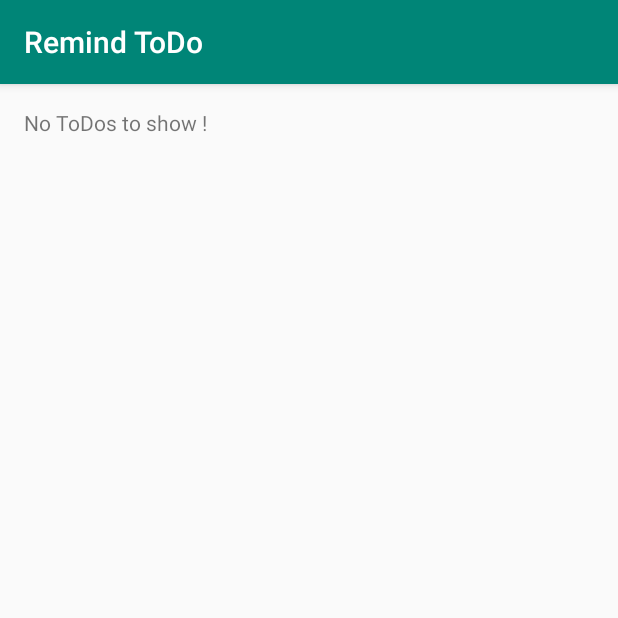
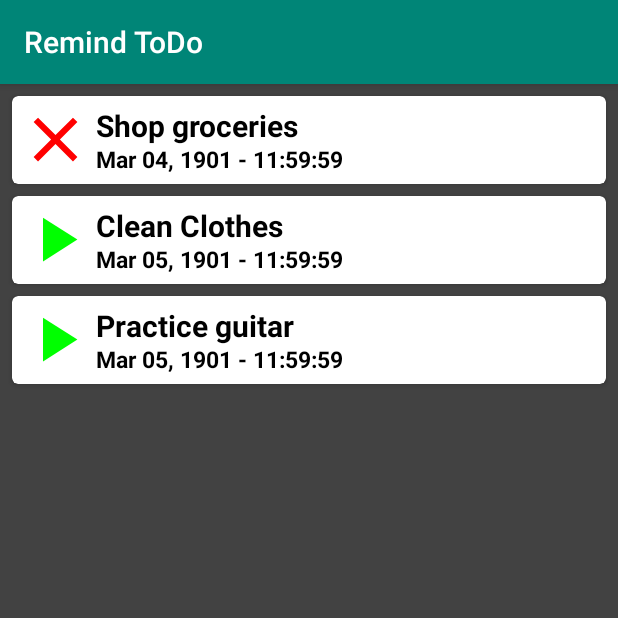
Before and after one commit to grvmishra788/RemindToDo, an Android app: the screen it shows after launch (MainActivity), on a phone screen of 412 x 824 dp, the top half of it. Run offline under Robolectric (Android 15) with nearby library versions, the phone set to English and light mode, and no system bars.

Commit message:
Following changes made to the repo - 	1) ToDoItem Categories replaced by Vector Image Assets 	2) RecyclerView added with cardView list items 	3) ToDoItemAdapter class added to handle the RecyclerView

```diff
--- a/app/build.gradle
+++ b/app/build.gradle
@@ -23,6 +23,8 @@ dependencies {
     implementation fileTree(dir: 'libs', include: ['*.jar'])
     implementation 'com.android.support:appcompat-v7:28.0.0'
     implementation 'com.android.support.constraint:constraint-layout:1.1.3'
+    implementation 'com.android.support:recyclerview-v7:28.0.0'
+    implementation 'com.android.support:cardview-v7:28.0.0'
     testImplementation 'junit:junit:4.12'
     androidTestImplementation 'com.android.support.test:runner:1.0.2'
     androidTestImplementation 'com.android.support.test.espresso:espresso-core:3.0.2'
--- a/app/src/main/java/com/grvmishra788/remindtodo/MainActivity.java
+++ b/app/src/main/java/com/grvmishra788/remindtodo/MainActivity.java
@@ -2,12 +2,38 @@ package com.grvmishra788.remindtodo;
 
 import android.support.v7.app.AppCompatActivity;
 import android.os.Bundle;
+import android.support.v7.widget.LinearLayoutManager;
+import android.support.v7.widget.RecyclerView;
+
+import com.grvmishra788.remindtodo.basic.ToDoItem;
+import com.grvmishra788.remindtodo.recyclerview.ToDoItemAdapter;
+
+import java.util.ArrayList;
+import java.util.Calendar;
+import java.util.Date;
 
 public class MainActivity extends AppCompatActivity {
+
+    private RecyclerView mRecyclerview;
+    private RecyclerView.Adapter mRecyclerViewAdapter;
+    private RecyclerView.LayoutManager mRecyclerViewLayoutManager;
 
     @Override
     protected void onCreate(Bundle savedInstanceState) {
         super.onCreate(savedInstanceState);
         setContentView(R.layout.activity_main);
+        ArrayList<ToDoItem> mToDoItems = new ArrayList<>();
+        mToDoItems.add(new ToDoItem("Shop groceries", new Date(Calendar.getInstance().YEAR, Calendar.getInstance().MONTH, Calendar.getInstance().DATE-1, 23, 59,59), R.drawable.ic_overdue));
+        mToDoItems.add(new ToDoItem("Clean Clothes"));
+        mToDoItems.add(new ToDoItem("Practice guitar"));
+
+        mRecyclerview = (RecyclerView) findViewById(R.id.recyclerView);
+        mRecyclerview.setHasFixedSize(true);    //hasFixedSize=true increases app performance as Recyclerview is not going to change in size
+        mRecyclerViewLayoutManager = new LinearLayoutManager(this);
+        mRecyclerViewAdapter = new ToDoItemAdapter(mToDoItems);
+
+        mRecyclerview.setLayoutManager(mRecyclerViewLayoutManager);
+        mRecyclerview.setAdapter(mRecyclerViewAdapter);
+
     }
 }
--- a/app/src/main/java/com/grvmishra788/remindtodo/basic/ToDoItem.java
+++ b/app/src/main/java/com/grvmishra788/remindtodo/basic/ToDoItem.java
@@ -1,6 +1,8 @@
 package com.grvmishra788.remindtodo.basic;
 
 import android.util.Log;
+
+import com.grvmishra788.remindtodo.R;
 
 import java.util.Calendar;
 import java.util.Date;
@@ -9,9 +11,6 @@ import java.util.UUID;
 public class ToDoItem {
 
     //constants
-    public static final int CATEGORY_FINISHED = 0;
-    public static final int CATEGORY_ONGOING = 1;
-    public static final int CATEGORY_UPCOMING = 2;
     private static final String TAG = ToDoItem.class.getName();
 
     //ToDoItem variables
@@ -22,24 +21,24 @@ public class ToDoItem {
 
     //constructor
     public ToDoItem(String mItemDescription, Date mItemDate, int mItemCategory){
-        Log.d(TAG, "ToDoItem Constructor starts");
+        Log.d(TAG, TAG + ": Constructor starts");
         this.mItemDescription = mItemDescription;
         this.mItemDate = mItemDate;
         this.mItemCategory = mItemCategory;
         this.mItemID = UUID.randomUUID();
-        Log.d(TAG, "ToDoItem Constructor ends");
+        Log.d(TAG, TAG + ": Constructor ends");
     }
 
     //overloaded constructor 1
     public ToDoItem(String mItemDescription, Date mItemDate){
         //by default item is marked to be ONGOING
-        this(mItemDescription, mItemDate, CATEGORY_ONGOING);
+        this(mItemDescription, mItemDate, R.drawable.ic_ongoing);
     }
 
     //overloaded constructor 2
     public ToDoItem(String mItemDescription){
         //by default item's date is set to be the EOD of ongoing day
-        this(mItemDescription, new Date(Calendar.getInstance().YEAR,Calendar.getInstance().MONTH, Calendar.getInstance().DATE, 23, 59, 59 ), CATEGORY_ONGOING);
+        this(mItemDescription, new Date(Calendar.getInstance().YEAR,Calendar.getInstance().MONTH, Calendar.getInstance().DATE, 23, 59, 59 ), R.drawable.ic_ongoing);
     }
 
     //accessor methods
--- /dev/null
+++ b/app/src/main/java/com/grvmishra788/remindtodo/recyclerview/ToDoItemAdapter.java
@@ -0,0 +1,69 @@
+package com.grvmishra788.remindtodo.recyclerview;
+
+import android.support.annotation.NonNull;
+import android.support.v7.widget.RecyclerView;
+import android.util.Log;
+import android.view.LayoutInflater;
+import android.view.View;
+import android.view.ViewGroup;
+import android.widget.ImageView;
+import android.widget.TextView;
+
+import com.grvmishra788.remindtodo.R;
+import com.grvmishra788.remindtodo.basic.ToDoItem;
+
+import java.text.SimpleDateFormat;
+import java.util.ArrayList;
+
+public class ToDoItemAdapter extends RecyclerView.Adapter<ToDoItemAdapter.ToDoItemViewHolder> {
+
+    private static final String TAG = ToDoItemAdapter.class.getName();
+
+    //Variable for ToDoItems List in  ToDoItemAdapter
+    private ArrayList<ToDoItem> mToDoItems;
+
+    //ToDoItemViewHolder nested class : holds RecyclerView elements defined in layout_todoitem.xml
+    public static class ToDoItemViewHolder extends RecyclerView.ViewHolder{
+        public ImageView mImageView;
+        public TextView mTextView1, mTextView2;
+
+        public ToDoItemViewHolder(@NonNull View itemView) {
+            super(itemView);
+            mImageView = itemView.findViewById(R.id.imageView);
+            mTextView1 = itemView.findViewById(R.id.textView1);
+            mTextView2 = itemView.findViewById(R.id.textView2);
+        }
+    }
+
+    //Constructor: binds ToDoItem object data to ToDoItemAdapter
+    public ToDoItemAdapter(ArrayList<ToDoItem> mToDoItems){
+        Log.d(TAG, TAG + ": Constructor starts");
+        this.mToDoItems = mToDoItems;
+        Log.d(TAG, TAG + ": Constructor ends");
+    }
+
+    @NonNull
+    @Override
+    public ToDoItemViewHolder onCreateViewHolder(@NonNull ViewGroup viewGroup, int index) {
+        Log.d(TAG, "Started creating View Holder for layout_todoitem.");
+        View mView = LayoutInflater.from(viewGroup.getContext()).inflate(R.layout.layout_todoitem, viewGroup, false);
+        ToDoItemViewHolder mToDoItemViewHolder = new ToDoItemViewHolder(mView);
+        Log.d(TAG, "Completed creating View Holder for layout_todoitem.");
+        return mToDoItemViewHolder;
+    }
+
+    @Override
+    public void onBindViewHolder(@NonNull ToDoItemViewHolder mToDoItemViewHolder, int index) {
+        Log.d(TAG, "Started binding corresponding View Holder to "+Integer.toString(index)+"-th ToDoItem.");
+        ToDoItem currentToDoItem = mToDoItems.get(index);
+        mToDoItemViewHolder.mImageView.setImageResource(currentToDoItem.getmItemCategory());
+        mToDoItemViewHolder.mTextView1.setText(currentToDoItem.getmItemDescription());
+        mToDoItemViewHolder.mTextView2.setText(new SimpleDateFormat("MMM dd, YYYY - hh:mm:ss").format(currentToDoItem.getmItemDate()).toString().trim());
+        Log.d(TAG, "Completed binding corresponding View Holder to "+Integer.toString(index)+"-th ToDoItem.");
+    }
+
+    @Override
+    public int getItemCount() {
+        return mToDoItems.size();
+    }
+}
--- /dev/null
+++ b/app/src/main/res/drawable/ic_finished.xml
@@ -0,0 +1,5 @@
+<vector android:height="24dp" android:tint="#00FF00"
+    android:viewportHeight="24.0" android:viewportWidth="24.0"
+    android:width="24dp" xmlns:android="http://schemas.android.com/apk/res/android">
+    <path android:fillColor="#FF000000" android:pathData="M9,16.2L4.8,12l-1.4,1.4L9,19 21,7l-1.4,-1.4L9,16.2z"/>
+</vector>
--- /dev/null
+++ b/app/src/main/res/drawable/ic_ongoing.xml
@@ -0,0 +1,5 @@
+<vector android:height="24dp" android:tint="#00FF00"
+    android:viewportHeight="24.0" android:viewportWidth="24.0"
+    android:width="24dp" xmlns:android="http://schemas.android.com/apk/res/android">
+    <path android:fillColor="#FF000000" android:pathData="M8,5v14l11,-7z"/>
+</vector>
--- /dev/null
+++ b/app/src/main/res/drawable/ic_overdue.xml
@@ -0,0 +1,5 @@
+<vector android:height="24dp" android:tint="#FF0000"
+    android:viewportHeight="24.0" android:viewportWidth="24.0"
+    android:width="24dp" xmlns:android="http://schemas.android.com/apk/res/android">
+    <path android:fillColor="#FF000000" android:pathData="M19,6.41L17.59,5 12,10.59 6.41,5 5,6.41 10.59,12 5,17.59 6.41,19 12,13.41 17.59,19 19,17.59 13.41,12z"/>
+</vector>
--- /dev/null
+++ b/app/src/main/res/drawable/ic_upcoming.xml
@@ -0,0 +1,5 @@
+<vector android:height="24dp" android:tint="#00FF00"
+    android:viewportHeight="24.0" android:viewportWidth="24.0"
+    android:width="24dp" xmlns:android="http://schemas.android.com/apk/res/android">
+    <path android:fillColor="#FF000000" android:pathData="M12,8V4l8,8 -8,8v-4H4V8z"/>
+</vector>
--- a/app/src/main/res/layout/activity_main.xml
+++ b/app/src/main/res/layout/activity_main.xml
@@ -6,11 +6,12 @@
     android:layout_height="match_parent"
     tools:context=".MainActivity">
 
-    <TextView
-        android:layout_width="wrap_content"
-        android:layout_height="wrap_content"
-        android:text="No ToDos to show !"
-        android:layout_marginTop="16dp"
-        android:layout_marginLeft="16dp"/>
+    <android.support.v7.widget.RecyclerView
+        android:id="@+id/recyclerView"
+        android:layout_width="match_parent"
+        android:layout_height="match_parent"
+        android:padding="4dp"
+        android:background="@color/cardview_dark_background"
+        android:scrollbars="vertical"/>
 
 </LinearLayout>
--- /dev/null
+++ b/app/src/main/res/layout/layout_todoitem.xml
@@ -0,0 +1,48 @@
+<?xml version="1.0" encoding="utf-8"?>
+<android.support.v7.widget.CardView xmlns:android="http://schemas.android.com/apk/res/android"
+    android:layout_width="match_parent"
+    android:layout_height="wrap_content"
+    xmlns:app="http://schemas.android.com/apk/res-auto"
+    app:cardCornerRadius="4dp"
+    android:layout_margin="4dp">
+
+    <RelativeLayout
+        android:layout_width="match_parent"
+        android:layout_height="wrap_content"
+        android:layout_margin="4dp">
+
+        <ImageView
+            android:id="@+id/imageView"
+            android:layout_width="50dp"
+            android:layout_height="50dp" />
+
+        <TextView
+            android:id="@+id/textView1"
+            android:layout_width="wrap_content"
+            android:layout_height="wrap_content"
+            android:padding="2dp"
+            android:text="Line number 1"
+            android:textSize="20sp"
+            android:textStyle="bold"
+            android:textColor="@android:color/black"
+            android:layout_alignParentTop="true"
+            android:layout_toRightOf="@+id/imageView" />
+
+        <TextView
+            android:id="@+id/textView2"
+            android:layout_width="wrap_content"
+            android:layout_height="wrap_content"
+            android:layout_below="@+id/textView1"
+            android:layout_alignParentTop="true"
+            android:layout_marginLeft="0dp"
+            android:layout_marginTop="25dp"
+            android:layout_toRightOf="@+id/imageView"
+            android:padding="2dp"
+            android:text="Line number 2"
+            android:textColor="@android:color/black"
+            android:textSize="15sp"
+            android:textStyle="bold" />
+
+    </RelativeLayout>
+
+</android.support.v7.widget.CardView>
--- a/build.gradle
+++ b/build.gradle
@@ -18,6 +18,9 @@ allprojects {
     repositories {
         google()
         jcenter()
+        maven {
+            url "https://maven.google.com"
+        }
 
     }
 }
```
